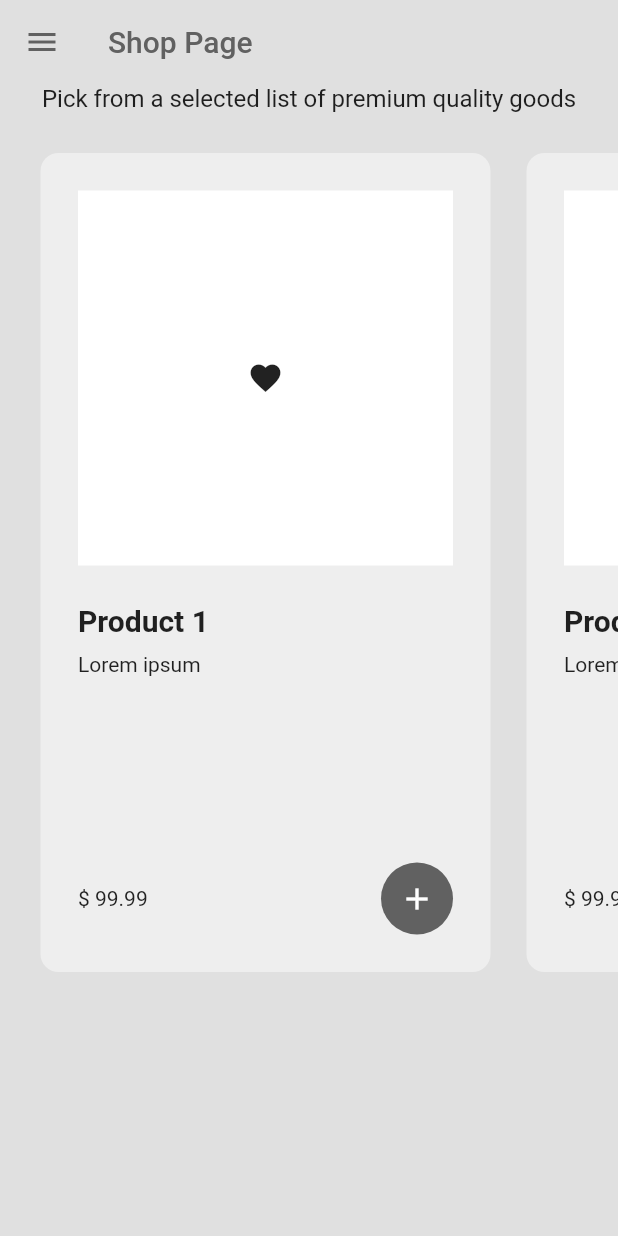
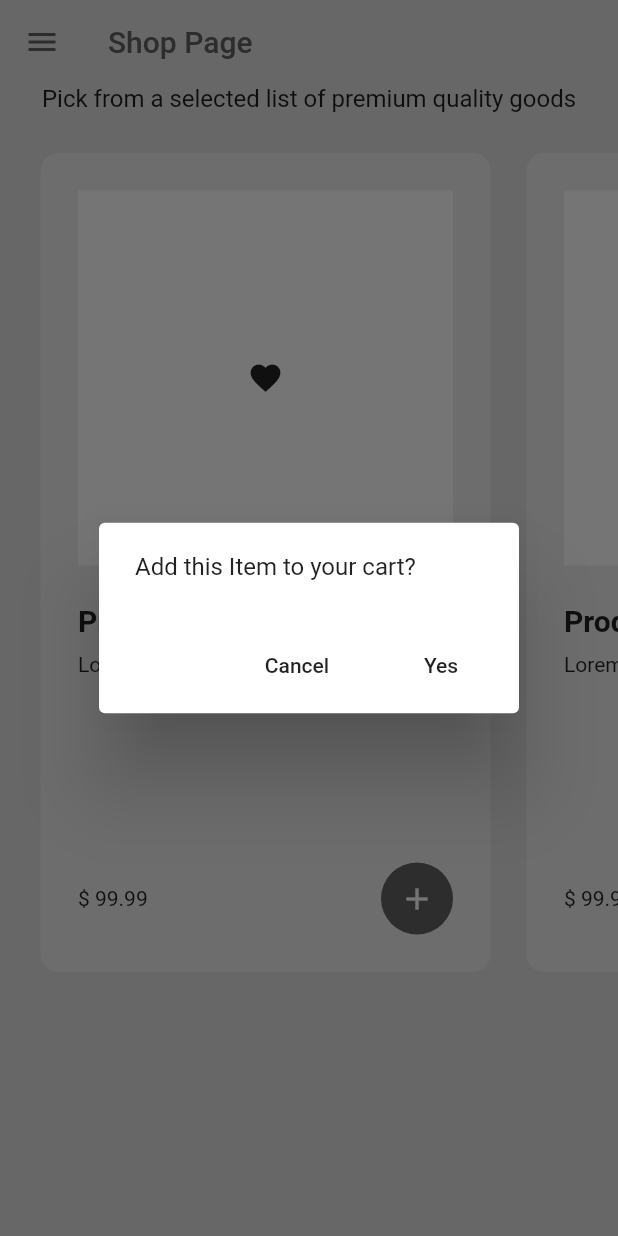
Before and after one commit to NatnaelDemelash/swipe_shop_app, a Flutter app: the ShopPage screen opened by its route, after a tap on the "add" icon, on a phone screen of 412 x 824 dp. Run offline on Flutter 3.47's test engine with Material 2 defaults, Android fonts, the phone set to English and light mode, and no system bars.

Commit message:
addToCart and removeItemFrom cart functionality added

```diff
--- a/lib/components/my_product_tile.dart
+++ b/lib/components/my_product_tile.dart
@@ -1,10 +1,39 @@
 import 'package:flutter/material.dart';
+import 'package:provider/provider.dart';
 import 'package:suq_app/models/product.dart';
+
+import '../models/shop.dart';
 
 class MyProductTile extends StatelessWidget {
   final Product product;
 
   const MyProductTile({super.key, required this.product});
+
+  void addItemToCart(BuildContext context) {
+    showDialog(
+      context: context,
+      builder: (context) => AlertDialog(
+        content: const Text('Add this Item to your cart?'),
+        actions: [
+          // Cancel button
+          MaterialButton(
+            onPressed: () {
+              Navigator.pop(context);
+            },
+            child: const Text('Cancel'),
+          ),
+          // Yes
+          MaterialButton(
+            onPressed: () {
+              Navigator.pop(context);
+              context.read<Shop>().addItemToCart(product);
+            },
+            child: const Text('Yes'),
+          )
+        ],
+      ),
+    );
+  }
 
   @override
   Widget build(BuildContext context) {
@@ -32,7 +61,7 @@ class MyProductTile extends StatelessWidget {
                   decoration: BoxDecoration(
                     color: Theme.of(context).colorScheme.secondary,
                   ),
-                  child: Icon(Icons.favorite),
+                  child: const Icon(Icons.favorite),
                 ),
               ),
 
@@ -40,7 +69,8 @@ class MyProductTile extends StatelessWidget {
               // product name
               Text(
                 product.productName,
-                style: TextStyle(fontSize: 20, fontWeight: FontWeight.bold),
+                style:
+                    const TextStyle(fontSize: 20, fontWeight: FontWeight.bold),
               ),
 
               const SizedBox(height: 10),
@@ -49,12 +79,13 @@ class MyProductTile extends StatelessWidget {
             ],
           ),
 
-          // product price  +  addToCart button
+          // product price  +  addItemToCart button
 
           Row(
             mainAxisAlignment: MainAxisAlignment.spaceBetween,
             children: [
               Text(
+                // ignore: prefer_interpolation_to_compose_strings
                 '\$ ' + product.price.toStringAsFixed(2),
               ),
               Container(
@@ -62,7 +93,7 @@ class MyProductTile extends StatelessWidget {
                     color: Theme.of(context).colorScheme.inversePrimary,
                     borderRadius: BorderRadius.circular(50)),
                 child: IconButton(
-                  onPressed: () {},
+                  onPressed: () => addItemToCart(context),
                   icon: const Icon(Icons.add),
                   color: Theme.of(context).colorScheme.secondary,
                 ),
--- a/lib/pages/cart_page.dart
+++ b/lib/pages/cart_page.dart
@@ -1,16 +1,67 @@
 import 'package:flutter/material.dart';
+import 'package:provider/provider.dart';
+
+import '../models/shop.dart';
 
 class CartPage extends StatelessWidget {
   const CartPage({super.key});
 
+  void removeItmeFromCart(BuildContext context, product) {
+    showDialog(
+      context: context,
+      builder: (context) => AlertDialog(
+        content: const Text('Are you sure you want to remove it?'),
+        actions: [
+          // Cancel button
+          MaterialButton(
+            onPressed: () {
+              Navigator.pop(context);
+            },
+            child: const Text('Cancel'),
+          ),
+          // Yes
+          MaterialButton(
+            onPressed: () {
+              Navigator.pop(context);
+              context.read<Shop>().removeItemFromCart(product);
+            },
+            child: const Text('Yes'),
+          )
+        ],
+      ),
+    );
+  }
+
   @override
   Widget build(BuildContext context) {
+    final cart = context.watch<Shop>().cart;
+
     return Scaffold(
       appBar: AppBar(
         backgroundColor: Colors.transparent,
         elevation: 0,
         foregroundColor: Theme.of(context).colorScheme.inversePrimary,
-        title: Text('Cart Page'),
+        title: const Text('Cart Page'),
+      ),
+      body: Column(
+        children: [
+          Expanded(
+              child: ListView.builder(
+            itemCount: cart.length,
+            itemBuilder: (context, index) {
+              final item = cart[index];
+
+              return ListTile(
+                title: Text(item.productName),
+                subtitle: Text(item.price.toStringAsFixed(2)),
+                trailing: IconButton(
+                  onPressed: () => removeItmeFromCart(context, item),
+                  icon: const Icon(Icons.remove),
+                ),
+              );
+            },
+          ))
+        ],
       ),
     );
   }
```
